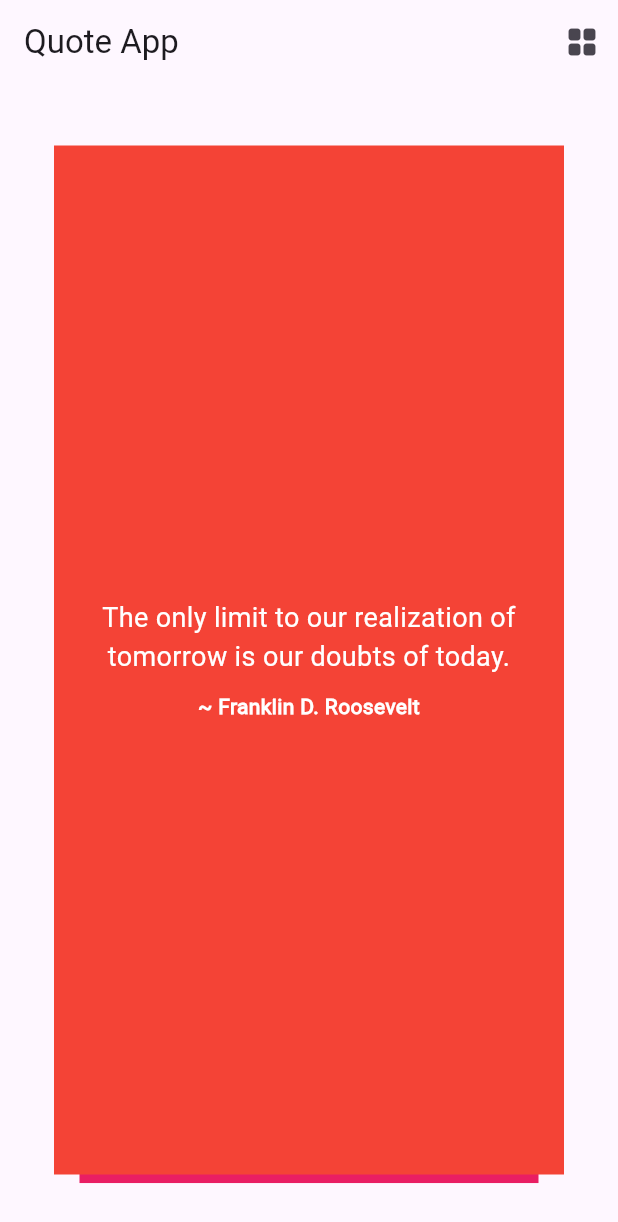
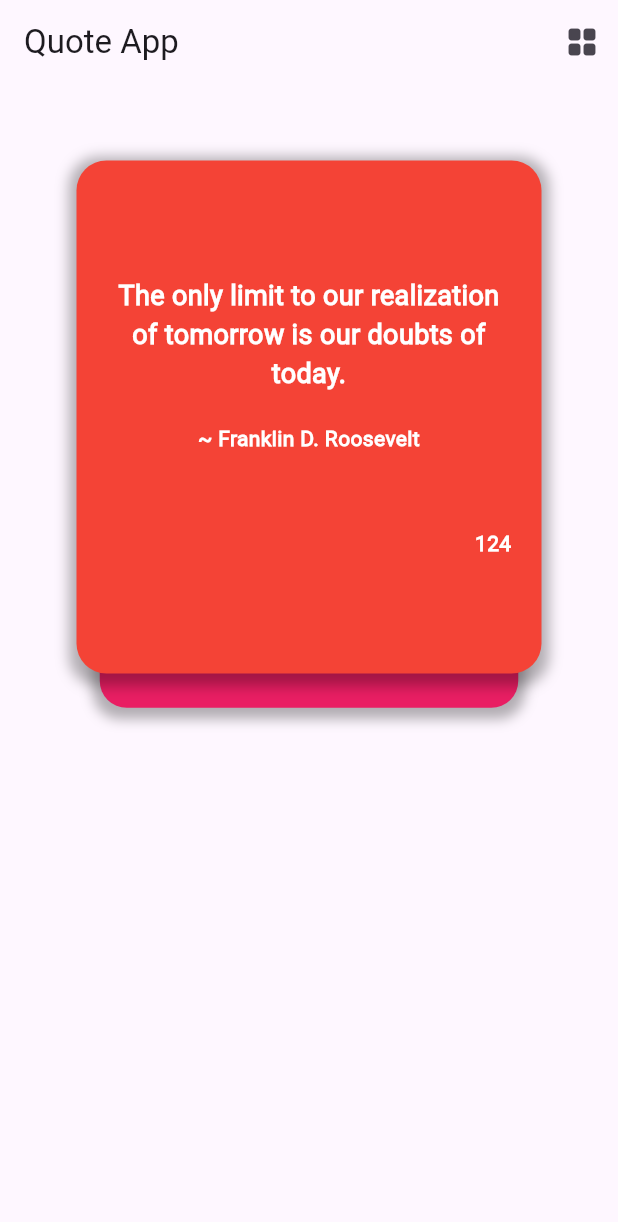
Before and after one commit to IamVasuBhurakhaya/quotes_app, a Flutter app: the screen it shows after launch, after a tap on the "list" icon, on a phone screen of 412 x 824 dp. Shown: the top 1222 px of the screen. Run offline on Flutter 3.47's test engine with Material 3 defaults, Android fonts, the phone set to English and light mode, and no system bars; drawn by our look-alikes of flutter_card_swiper; project files that could hold a hidden picture were left out.

Commit message:
swiper_card Decoration/animatedContainer

```diff
--- a/lib/views/home_page/home_page.dart
+++ b/lib/views/home_page/home_page.dart
@@ -1,8 +1,8 @@
-import 'dart:io';
 import 'package:flutter/material.dart';
 import 'package:flutter_card_swiper/flutter_card_swiper.dart';
 import 'package:quotes_app/models/quote_model.dart';
-import 'package:quotes_app/utils/utils.dart'; // Import the QuoteModel class
+import 'package:quotes_app/utils/my_extentions.dart';
+import 'package:quotes_app/utils/utils.dart';
 
 class HomePage extends StatefulWidget {
   const HomePage({super.key});
@@ -14,7 +14,6 @@ class HomePage extends StatefulWidget {
 class _HomePageState extends State<HomePage> {
   bool isCheck = false;
 
-  // Convert the list of maps to a list of QuoteModel objects
   List<QuoteModel> allQuotes =
       allQuoteData.map((data) => QuoteModel.fromMap(data: data)).toList();
 
@@ -39,14 +38,63 @@ class _HomePageState extends State<HomePage> {
       body: Padding(
         padding: const EdgeInsets.all(16),
         child: isCheck
-            ? Flexible(
+            // ? Flexible(
+            //     child: CardSwiper(
+            //       cardsCount: allQuotes.length,
+            //       cardBuilder:
+            //           (context, index, percentThresholdX, percentThresholdY) =>
+            //               Container(
+            //         decoration:
+            //             BoxDecoration(color: Colors.primaries[index % 18]),
+            //         alignment: Alignment.center,
+            //         child: Column(
+            //           mainAxisAlignment: MainAxisAlignment.center,
+            //           crossAxisAlignment: CrossAxisAlignment.center,
+            //           children: [
+            //             Text(
+            //               allQuotes[index].quote,
+            //               textAlign: TextAlign.center,
+            //               style: TextStyle(color: Colors.white, fontSize: 18),
+            //               maxLines: 5,
+            //               overflow: TextOverflow.ellipsis,
+            //             ),
+            //             SizedBox(height: 10),
+            //             Text(
+            //               "~ ${allQuotes[index].author}",
+            //               textAlign: TextAlign.center,
+            //               style: TextStyle(
+            //                   color: Colors.white, fontWeight: FontWeight.w600),
+            //               maxLines: 1,
+            //               overflow: TextOverflow.ellipsis,
+            //             ),
+            //           ],
+            //         ),
+            //       ),
+            //     ),
+            //   )
+            ? Container(
+                height: MediaQuery.of(context).size.height * 0.5,
                 child: CardSwiper(
                   cardsCount: allQuotes.length,
                   cardBuilder:
                       (context, index, percentThresholdX, percentThresholdY) =>
-                          Container(
-                    decoration:
-                        BoxDecoration(color: Colors.primaries[index % 18]),
+                          AnimatedContainer(
+                    padding: EdgeInsets.all(20),
+                    duration: Duration(milliseconds: 300),
+                    curve: Curves.easeInOut,
+                    margin: EdgeInsets.symmetric(vertical: 10, horizontal: 15),
+                    decoration: BoxDecoration(
+                      color: Colors.primaries[index % 18],
+                      borderRadius: BorderRadius.circular(20),
+                      boxShadow: [
+                        BoxShadow(
+                          color: Colors.black.withOpacity(0.3),
+                          spreadRadius: 5,
+                          blurRadius: 7,
+                          offset: Offset(0, 3),
+                        ),
+                      ],
+                    ),
                     alignment: Alignment.center,
                     child: Column(
                       mainAxisAlignment: MainAxisAlignment.center,
@@ -55,18 +103,38 @@ class _HomePageState extends State<HomePage> {
                         Text(
                           allQuotes[index].quote,
                           textAlign: TextAlign.center,
-                          style: TextStyle(color: Colors.white, fontSize: 18),
+                          style: TextStyle(
+                            color: Colors.white,
+                            fontSize: 18,
+                            fontWeight: FontWeight.bold,
+                          ),
                           maxLines: 5,
                           overflow: TextOverflow.ellipsis,
                         ),
-                        SizedBox(height: 10),
+                        20.h,
                         Text(
                           "~ ${allQuotes[index].author}",
                           textAlign: TextAlign.center,
                           style: TextStyle(
-                              color: Colors.white, fontWeight: FontWeight.w600),
+                            color: Colors.white,
+                            fontWeight: FontWeight.w600,
+                          ),
                           maxLines: 1,
                           overflow: TextOverflow.ellipsis,
+                        ),
+                        50.h,
+                        Align(
+                          alignment: Alignment.bottomRight,
+                          child: Text(
+                            "${allQuotes[index].quotes_like}",
+                            textAlign: TextAlign.center,
+                            style: TextStyle(
+                              color: Colors.white,
+                              fontWeight: FontWeight.w600,
+                            ),
+                            maxLines: 1,
+                            overflow: TextOverflow.ellipsis,
+                          ),
                         ),
                       ],
                     ),
```
